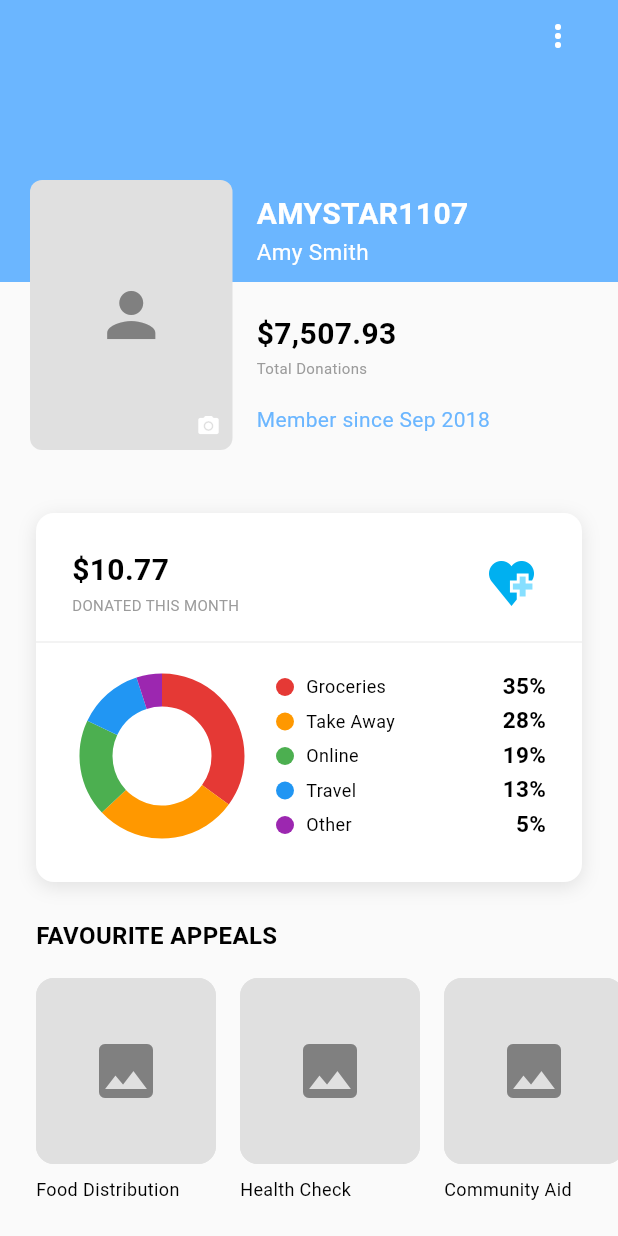
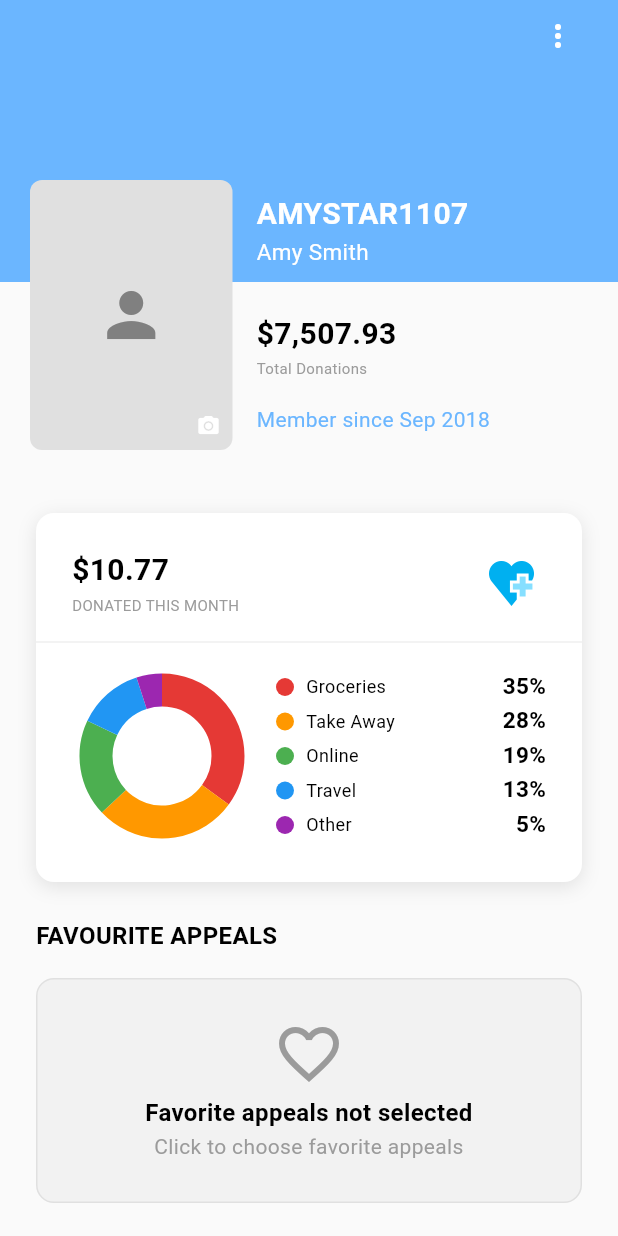
Before and after one commit to amitrana0402/HelpCrowd, a Flutter app: the ProfileView screen opened by its route, on a phone screen of 412 x 824 dp. Run offline on Flutter 3.47's test engine with Material 3 defaults, Android fonts, the phone set to English and light mode, and no system bars; our stand-ins replace dio, get, get_storage, shimmer; accounts and stored records are empty; network calls fail.

Commit message:
Enhance appeal management with API integration and model updates
- Added new API endpoints for appeal preferences and favorites in ApiConstants.
- Updated AppealModel to include 'isFavourite' property and modified related methods for JSON serialization.
- Refactored AppealPreferencesController and FavoriteAppealsController to load appeals from the API and manage user selections.
- Improved user experience by implementing loading indicators and error handling during API calls.
- Updated ProfileController to refresh appeal data when navigating back from favorite appeals view.

```diff
--- a/lib/app/core/constants/api_constants.dart
+++ b/lib/app/core/constants/api_constants.dart
@@ -20,4 +20,7 @@ class ApiConstants {
 
   // Appeals Endpoints
   static const String appeals = '/appeals';
+  static const String appealPreferences = '/appeal-preferences';
+  static const String saveAppealPreferences = '/appeal-preferences/preferences';
+  static const String saveAppealFavourites = '/appeal-preferences/favourites';
 }
--- a/lib/app/data/models/appeal_model.dart
+++ b/lib/app/data/models/appeal_model.dart
@@ -1,27 +1,51 @@
 class AppealModel {
-  final String id;
+  final int id;
   final String title;
   final String imageUrl;
   final bool isSelected;
+  final bool isFavourite;
 
   AppealModel({
     required this.id,
     required this.title,
     required this.imageUrl,
     this.isSelected = false,
+    this.isFavourite = false,
   });
 
   AppealModel copyWith({
-    String? id,
+    int? id,
     String? title,
     String? imageUrl,
     bool? isSelected,
+    bool? isFavourite,
   }) {
     return AppealModel(
       id: id ?? this.id,
       title: title ?? this.title,
       imageUrl: imageUrl ?? this.imageUrl,
       isSelected: isSelected ?? this.isSelected,
+      isFavourite: isFavourite ?? this.isFavourite,
     );
   }
+
+  factory AppealModel.fromJson(Map<String, dynamic> json) {
+    return AppealModel(
+      id: json['id'] as int,
+      title: json['title'] as String,
+      imageUrl: json['image_url'] as String? ?? '',
+      isSelected: json['is_preferred'] as bool? ?? false,
+      isFavourite: json['is_favourite'] as bool? ?? false,
+    );
+  }
+
+  Map<String, dynamic> toJson() {
+    return {
+      'id': id,
+      'title': title,
+      'image_url': imageUrl,
+      'is_preferred': isSelected,
+      'is_favourite': isFavourite,
+    };
+  }
 }
--- a/lib/app/data/models/latest_appeals_model.dart
+++ b/lib/app/data/models/latest_appeals_model.dart
@@ -106,7 +106,7 @@ class LatestAppealsModel {
   // Convert to AppealModel for compatibility
   AppealModel toAppealModel({bool isSelected = false}) {
     return AppealModel(
-      id: id.toString(),
+      id: id,
       title: title,
       imageUrl: imageUrl,
       isSelected: isSelected,
--- a/lib/app/modules/favorite_appeals/views/favorite_appeals_view.dart
+++ b/lib/app/modules/favorite_appeals/views/favorite_appeals_view.dart
@@ -126,10 +126,10 @@ class FavoriteAppealsView extends GetView<FavoriteAppealsController> {
 
             // Selection Indicator
             Obx(() {
-              final isSelected = controller.appeals
+              final isFavourite = controller.appeals
                   .firstWhere((a) => a.id == appeal.id)
-                  .isSelected;
-              return isSelected
+                  .isFavourite;
+              return isFavourite
                   ? Image.asset(AppImages.checked, width: 26)
                   : Padding(
                       padding: const EdgeInsets.all(7),
--- a/lib/app/modules/make_adhoc_donation/controllers/make_adhoc_donation_controller.dart
+++ b/lib/app/modules/make_adhoc_donation/controllers/make_adhoc_donation_controller.dart
@@ -5,7 +5,7 @@ import '../../../routes/app_pages.dart';
 class MakeAdhocDonationController extends GetxController {
   final donationAmount = 15.00.obs;
   final selectedAppeal = AppealModel(
-    id: '1',
+    id: 1,
     title: 'HELPCROWD',
     imageUrl: '',
     isSelected: true,
--- a/lib/app/modules/profile/controllers/profile_controller.dart
+++ b/lib/app/modules/profile/controllers/profile_controller.dart
@@ -1,9 +1,17 @@
 import 'package:get/get.dart';
+import 'package:get_storage/get_storage.dart';
 import '../../../data/models/appeal_model.dart';
 import '../../../data/models/profile_donation_category_model.dart';
 import '../../../core/theme/app_colors.dart';
+import '../../../services/api_service.dart';
+import '../../../core/constants/api_constants.dart';
+import '../../../core/constants/storage_keys.dart';
 
 class ProfileController extends GetxController {
+  // Services
+  final ApiService _apiService = Get.find<ApiService>();
+  final GetStorage _storage = GetStorage();
+
   // User Profile Data
   final username = 'AMYSTAR1107'.obs;
   final fullName = 'Amy Smith'.obs;
@@ -48,31 +56,55 @@ class ProfileController extends GetxController {
     ),
   ].obs;
 
-  // Favorite Appeals
-  final favoriteAppeals = <AppealModel>[
-    AppealModel(
-      id: '1',
-      title: 'Food Distribution',
-      imageUrl: '', // Placeholder for hands with bowls image
-      isSelected: true,
-    ),
-    AppealModel(
-      id: '2',
-      title: 'Health Check',
-      imageUrl: '', // Placeholder for health check image
-      isSelected: true,
-    ),
-    AppealModel(
-      id: '3',
-      title: 'Community Aid',
-      imageUrl: '', // Placeholder for community aid image
-      isSelected: true,
-    ),
-  ].obs;
+  // All Appeals
+  final appeals = <AppealModel>[].obs;
+
+  // Loading state
+  final isLoadingAppeals = false.obs;
+
+  // Get favorite appeals (where isFavourite is true)
+  List<AppealModel> get favoriteAppeals {
+    return appeals.where((appeal) => appeal.isFavourite).toList();
+  }
 
   @override
   void onInit() {
     super.onInit();
+    _loadAppeals();
+  }
+
+  // Load appeals from API
+  Future<void> _loadAppeals() async {
+    isLoadingAppeals.value = true;
+    try {
+      // Get auth token
+      final authToken = _storage.read<String>(StorageKeys.userToken);
+
+      // Make API call
+      final response = await _apiService.get(
+        ApiConstants.appealPreferences,
+        authToken: authToken,
+        includeCsrf: true,
+      );
+
+      // Parse response
+      if (response['data'] != null) {
+        final List<dynamic> appealsData = response['data'] as List<dynamic>;
+        appeals.value = appealsData
+            .map((json) => AppealModel.fromJson(json as Map<String, dynamic>))
+            .toList();
+      }
+    } catch (e) {
+      // Handle error silently for profile view
+      // Error will be shown if user navigates to favorite appeals page
+    } finally {
+      isLoadingAppeals.value = false;
+    }
+  }
+
+  // Refresh appeals (called when returning from favorite appeals page)
+  Future<void> refreshAppeals() async {
+    await _loadAppeals();
   }
 
   void onMenuTap() {
@@ -83,7 +115,7 @@ class ProfileController extends GetxController {
     // TODO: Handle profile image edit
   }
 
-  void onAppealTap(String appealId) {
+  void onAppealTap(int appealId) {
     // TODO: Navigate to appeal detail
   }
 }
--- a/lib/app/modules/profile/views/profile_view.dart
+++ b/lib/app/modules/profile/views/profile_view.dart
@@ -344,7 +344,11 @@ class ProfileView extends GetView<ProfileController> {
       crossAxisAlignment: CrossAxisAlignment.start,
       children: [
         InkWell(
-          onTap: () => Get.toNamed(Routes.FAVORITE_APPEALS),
+          onTap: () async {
+            await Get.toNamed(Routes.FAVORITE_APPEALS);
+            // Refresh appeals when returning from favorite appeals page
+            controller.refreshAppeals();
+          },
           child: Padding(
             padding: const EdgeInsets.symmetric(
               horizontal: AppDimensions.paddingL,
@@ -360,8 +364,68 @@ class ProfileView extends GetView<ProfileController> {
           ),
         ),
         const SizedBox(height: AppDimensions.paddingM),
-        Obx(
-          () => SizedBox(
+        Obx(() {
+          if (controller.isLoadingAppeals.value) {
+            return SizedBox(
+              height: 150,
+              child: Center(
+                child: CircularProgressIndicator(color: AppColors.primaryBlue),
+              ),
+            );
+          }
+
+          if (controller.favoriteAppeals.isEmpty) {
+            return InkWell(
+              onTap: () async {
+                await Get.toNamed(Routes.FAVORITE_APPEALS);
+                controller.refreshAppeals();
+              },
+              child: Container(
+                height: 150,
+                margin: const EdgeInsets.symmetric(
+                  horizontal: AppDimensions.paddingL,
+                ),
+                decoration: BoxDecoration(
+                  color: AppColors.lightGrey.withOpacity(0.3),
+                  borderRadius: BorderRadius.circular(AppDimensions.radiusM),
+                  border: Border.all(color: AppColors.lightGrey, width: 1),
+                ),
+                child: Center(
+                  child: Padding(
+                    padding: const EdgeInsets.all(AppDimensions.paddingL),
+                    child: Column(
+                      mainAxisAlignment: MainAxisAlignment.center,
+                      children: [
+                        Icon(
+                          Icons.favorite_border,
+                          size: 48,
+                          color: AppColors.textSecondary,
+                        ),
+                        const SizedBox(height: AppDimensions.paddingXS),
+                        Text(
+                          'Favorite appeals not selected',
+                          style: AppTextStyles.bodyMedium.copyWith(
+                            color: AppColors.textPrimary,
+                            fontWeight: FontWeight.w600,
+                          ),
+                          textAlign: TextAlign.center,
+                        ),
+                        Text(
+                          'Click to choose favorite appeals',
+                          style: AppTextStyles.bodySmall.copyWith(
+                            color: AppColors.textSecondary,
+                          ),
+                          textAlign: TextAlign.center,
+                        ),
+                      ],
+                    ),
+                  ),
+                ),
+              ),
+            );
+          }
+
+          return SizedBox(
             height: 150,
             child: ListView.separated(
               scrollDirection: Axis.horizontal,
@@ -376,8 +440,8 @@ class ProfileView extends GetView<ProfileController> {
                 return _buildAppealCard(appeal);
               },
             ),
-          ),
-        ),
+          );
+        }),
       ],
     );
   }
@@ -402,6 +466,8 @@ class ProfileView extends GetView<ProfileController> {
                   child: appeal.imageUrl.isNotEmpty
                       ? Image.network(
                           appeal.imageUrl,
+                          width: 120,
+                          height: 120,
                           fit: BoxFit.cover,
                           errorBuilder: (context, error, stackTrace) =>
                               _buildAppealPlaceholder(),
@@ -429,6 +495,8 @@ class ProfileView extends GetView<ProfileController> {
 
   Widget _buildAppealPlaceholder() {
     return Container(
+      width: 120,
+      height: 120,
       color: AppColors.lightGrey,
       child: const Icon(Icons.image, size: 48, color: AppColors.grey),
     );
```
Also changed, not shown: lib/app/modules/appeal_preferences/controllers/appeal_preferences_controller.dart (+80 -79 lines), lib/app/modules/favorite_appeals/controllers/favorite_appeals_controller.dart (+93 -74 lines), lib/app/modules/profile_appeal_preferences/controllers/profile_appeal_preferences_controller.dart (+79 -75 lines).
